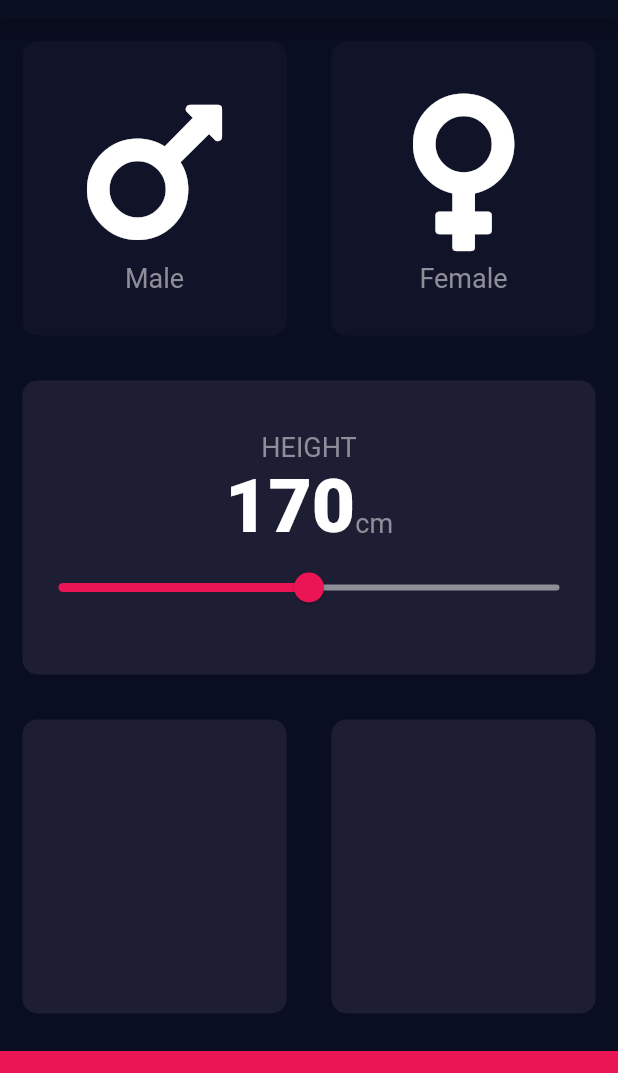
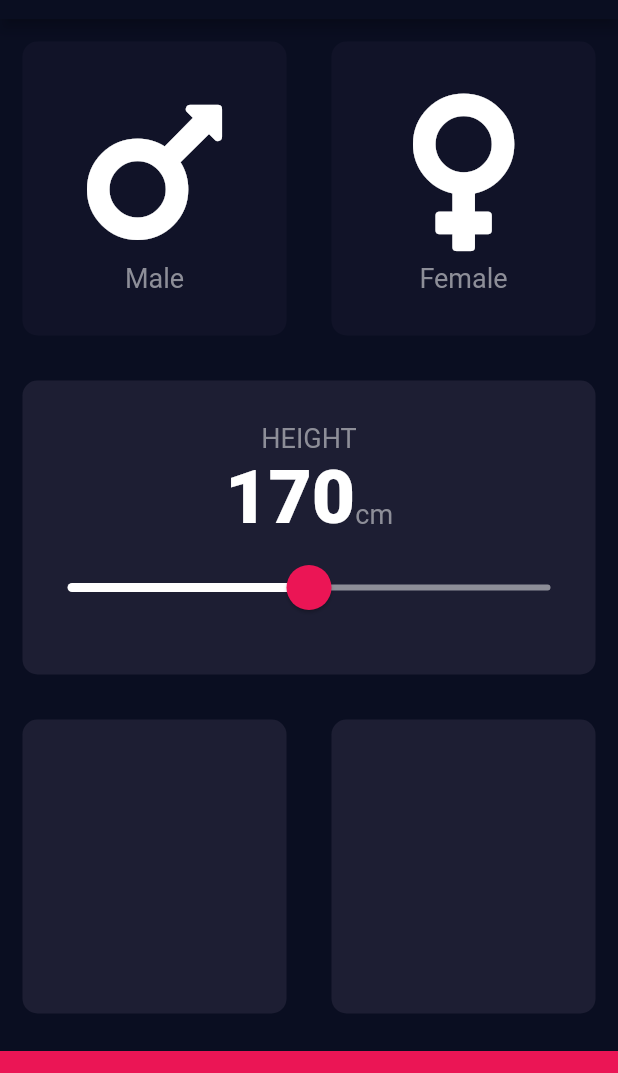
Before and after one commit to aryailham/Flutter-Udemy, a Flutter app: the screen it shows after launch, on a phone screen of 412 x 824 dp, the part 65-1138 px from its top. Run offline on Flutter 3.47's test engine with Material 2 defaults, Android fonts, the light colour scheme and no system bars; our stand-ins replace audioplayers, font_awesome_flutter.

Commit message:
completed course 131

```diff
--- a/bmi-calculator-flutter-master/lib/input_page.dart
+++ b/bmi-calculator-flutter-master/lib/input_page.dart
@@ -73,9 +73,21 @@
                     Text("cm", style: kLabelTextStyle)
                   ],
                 ),
-                Slider(
-                  activeColor: kBottomContainerColor,
-                    inactiveColor: Color(0xFF8D8E98),
+                SliderTheme(
+                  data: SliderTheme.of(context).copyWith(
+                    thumbColor: Color(0XFFEB1555),
+                    activeTrackColor: Colors.white,
+                    inactiveTrackColor: Color(0xFF8D8E98),
+                    overlayColor: Color(0X15EB1555),
+                    thumbShape: RoundSliderThumbShape(
+                      enabledThumbRadius: 15.0,
+                    ),
+                    overlayShape: RoundSliderOverlayShape(
+                      overlayRadius: 30.0
+                    ),
+                  ),
+                  child: Slider(
+                      // inactiveColor: Color(0xFF8D8E98),
                       value: height.toDouble(),
                       min: 120,
                       max: 220,
@@ -84,6 +96,7 @@
                         height = newValue.round();
                       });
                       }
+                  ),
                 )
               ],
             ),
```
Lines whose indentation alone changed are shown as unchanged.
